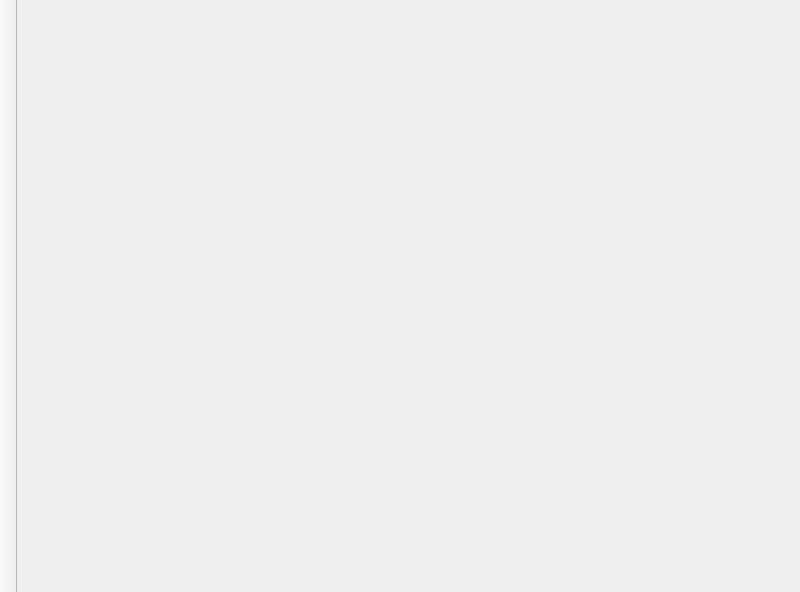
Qt form src/configwindow.ui (myszha/qt-ponies) before a commit.
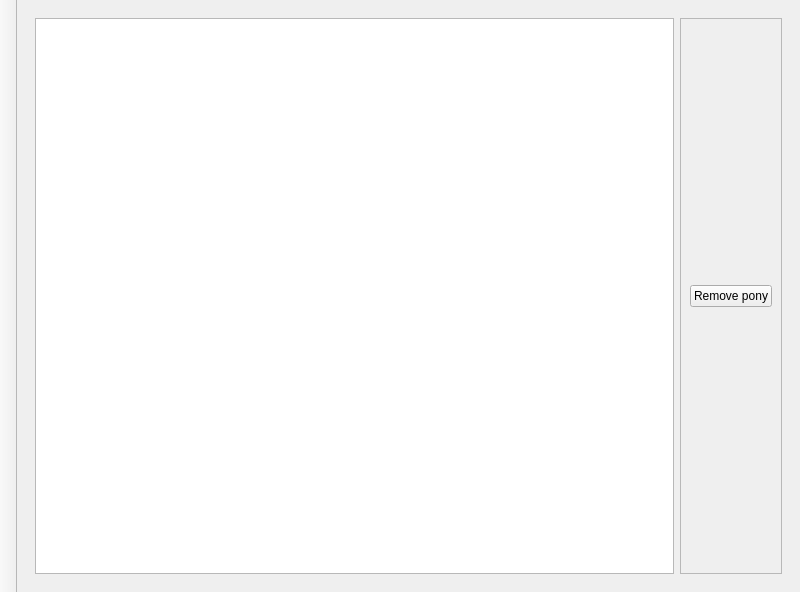
The same form after that commit. The open tabs and pages were chosen to show the change.

Commit message:
Added active ponies panel.
- Fixed pony.ini behavior option count
- Added icons

Patch:
```diff
--- a/src/configwindow.ui
+++ b/src/configwindow.ui
@@ -168,7 +168,32 @@
         </item>
        </layout>
       </widget>
-      <widget class="QWidget" name="page_6"/>
+      <widget class="QWidget" name="page_6">
+       <layout class="QGridLayout" name="gridLayout_4">
+        <item row="0" column="0">
+         <widget class="QListView" name="active_list"/>
+        </item>
+        <item row="0" column="1">
+         <widget class="QFrame" name="frame_2">
+          <property name="frameShape">
+           <enum>QFrame::StyledPanel</enum>
+          </property>
+          <property name="frameShadow">
+           <enum>QFrame::Raised</enum>
+          </property>
+          <layout class="QGridLayout" name="gridLayout_5">
+           <item row="0" column="0">
+            <widget class="QPushButton" name="removepony_button">
+             <property name="text">
+              <string>Remove pony</string>
+             </property>
+            </widget>
+           </item>
+          </layout>
+         </widget>
+        </item>
+       </layout>
+      </widget>
      </widget>
     </item>
    </layout>
```
The commit also changes 8 other files.
